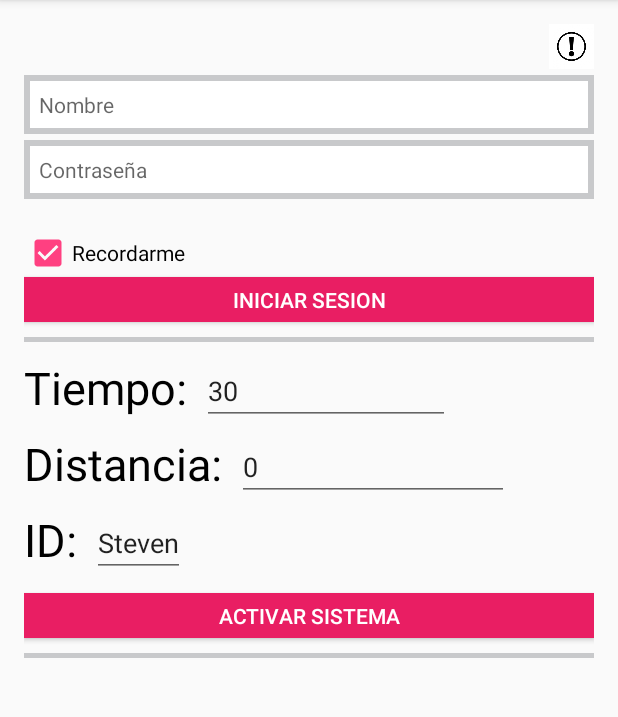
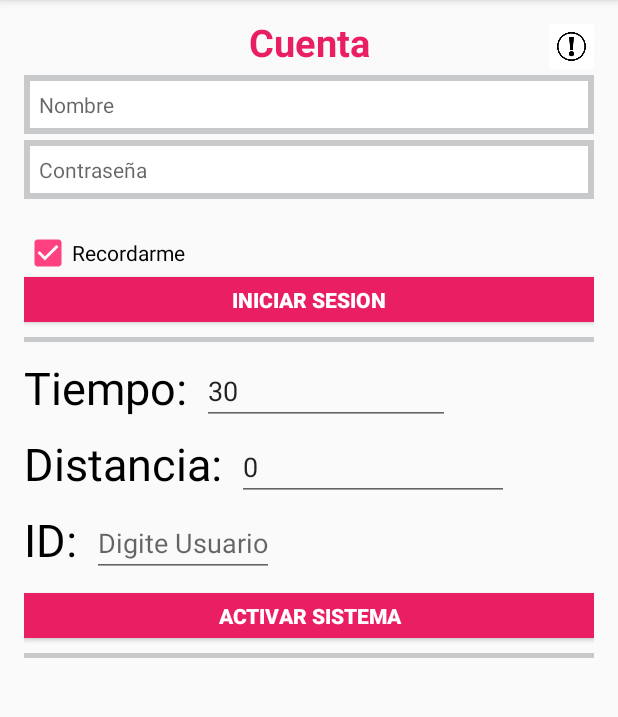
Before and after one commit to SALLN/LocalizacionMovil, an Android app: the screen it shows after launch (MainActivity), on a phone screen of 412 x 824 dp, the part 84-801 px from its top. Run offline under Robolectric (Android 15) with nearby library versions, the phone set to English and light mode, and no system bars.

Commit message:
Noche Sabado 23 julio

```diff
--- a/app/src/main/java/prueba/app/llerena/steven/com/localizacionmovil/MainActivity.java
+++ b/app/src/main/java/prueba/app/llerena/steven/com/localizacionmovil/MainActivity.java
@@ -1,6 +1,7 @@
 package prueba.app.llerena.steven.com.localizacionmovil;
 
 import android.app.Activity;
+import android.graphics.Point;
 import android.os.Bundle;
 import android.Manifest;
 import android.app.AlertDialog;
@@ -54,6 +55,7 @@ import android.widget.TextView;
 import android.widget.Toast;
 import android.widget.ViewFlipper;
 import com.google.android.gms.maps.GoogleMap;
+import com.google.android.gms.maps.Projection;
 import com.google.android.gms.maps.model.LatLng;
 import com.google.android.gms.maps.model.MarkerOptions;
 import java.io.BufferedOutputStream;
@@ -114,34 +116,20 @@ public class MainActivity extends AppCompatActivity implements OnMapReadyCallbac
         super.onCreate(savedInstanceState);
         prefs = getSharedPreferences("MisPreferencias",Context.MODE_PRIVATE);
         editor = prefs.edit();
-//        long MillisActual = Calendar.getInstance().getTimeInMillis();
-//        long MillisViejos = prefs.getLong("INICIADO5",(long) 0);
-//
-//        if (MillisActual-MillisViejos<500) {
-//        finish();
-//        int p = android.os.Process.myPid();
-//        android.os.Process.killProcess(p);        }
 
         setContentView(R.layout.flipper);
-
-
-        //Notificacion();
-
-        //IntentFilter filter = new IntentFilter(Intent.ACTION_BATTERY_CHANGED);
-        //registerReceiver(battery_receiver, filter);
-        //handler = new Handler();
-        //handler.postDelayed(updateData2,500);
 
         vf = (ViewFlipper) findViewById(R.id.viewFlipper);
         vf.setOnTouchListener(new ListenerTouchViewFlipper());
 
-        SupportMapFragment mapFragment = (SupportMapFragment) getSupportFragmentManager()
-                .findFragmentById(R.id.map);
+        SupportMapFragment mapFragment = (SupportMapFragment) getSupportFragmentManager().findFragmentById(R.id.map);
         mapFragment.getMapAsync(this);
 
         Inicializar();
-        BotonEntrar(null);
 
+        String usu = prefs.getString("ID", "Usuariooo");
+        if (usu.equals("Usuariooo")){            GuardarUsuario();      }
+        else { edit_idvehiculo.setText(prefs.getString("ID","Usuario")); BotonEntrar(null); }
     }
 
     @Override
@@ -161,21 +149,21 @@ public class MainActivity extends AppCompatActivity implements OnMapReadyCallbac
     public void onMapReady(GoogleMap map) {
         // Add a marker in Sydney, Australia, and move the camera.
         mMap = map;
+
 //        LatLng sydney = new LatLng(-34, 151);
 //        mMap.addMarker(new MarkerOptions().position(sydney).title("Marker in Sydney"));
 //        mMap.moveCamera(CameraUpdateFactory.newLatLngZoom(sydney,10));
-
+        mMap.setOnMapClickListener(new GoogleMap.OnMapClickListener() {
+            public void onMapClick(LatLng point) {
+                Toast.makeText(
+                        MainActivity.this,
+                        "Click\n" +
+                                "Lat: " + point.latitude + "\n" +
+                                "Lng: " + point.longitude + "\n",
+                        Toast.LENGTH_SHORT).show();
+            }
+        });
     }
-
-    private Runnable updateData = new Runnable(){
-
-        public void run(){
-            if (MarkerGoogle){
-            CargarCoordenadas cargar = new CargarCoordenadas();
-            cargar.execute();
-            handler.postDelayed(updateData,2000);       }
-        }
-    };
 
     private class ListenerTouchViewFlipper implements View.OnTouchListener{
 
@@ -296,9 +284,10 @@ public class MainActivity extends AppCompatActivity implements OnMapReadyCallbac
 
         tiempo_espera = Integer.parseInt(edit_tiempo.getText().toString()) * 1000;
         metros_espera = Integer.parseInt(edit_distancia.getText().toString());
-
         ID_VEHICULO = edit_idvehiculo.getText().toString();
 
+        editor.putInt("Tiempo",tiempo_espera);
+        editor.putInt("Metros",metros_espera);
         editor.putString("ID", ID_VEHICULO);
         editor.commit();
 
@@ -487,7 +476,7 @@ public class MainActivity extends AppCompatActivity implements OnMapReadyCallbac
                 inc.setText("");
                 nombre.setEnabled(false);
                 contra.setEnabled(false);
-            if (!Sistema_Activado){                ActivarSistema(null);            }
+            if (!Sistema_Activado){                ActivarSistema(null);          }
 
         }else if(respuestaservidor.equals("NO")){
             inc.setText("Usuario o contraseña Incorrectos");
@@ -774,7 +763,9 @@ public class MainActivity extends AppCompatActivity implements OnMapReadyCallbac
         edit_tiempo= (EditText) findViewById(R.id.tiempo);
         edit_distancia= (EditText) findViewById(R.id.distancia);
         edit_idvehiculo= (EditText) findViewById(R.id.id_vehiculo);
-        edit_idvehiculo.setText(prefs.getString("ID", "Steven"));
+
+        edit_tiempo.setText(String.valueOf(prefs.getInt("Tiempo",30)));
+        edit_distancia.setText(String.valueOf(prefs.getInt("Metros",0)));
 
         textrespuesta = (TextView) findViewById(R.id.respuesta);
 
@@ -786,7 +777,33 @@ public class MainActivity extends AppCompatActivity implements OnMapReadyCallbac
         LocListenerRed = new MyLocationListenerRed();
     }
 
-    public void texto_ombe(){    edit_idvehiculo.setText(textbateria);    }
+    public void GuardarUsuario(){
+
+        AlertDialog.Builder alertDialog = new AlertDialog.Builder(MainActivity.this);
+        alertDialog.setTitle("Usuario");
+        alertDialog.setMessage("¿Cual es tu nombre? (Con este nombre seras identificado en el sistema)");
+
+        final EditText input = new EditText(MainActivity.this);
+        LinearLayout.LayoutParams lp = new LinearLayout.LayoutParams(
+                LinearLayout.LayoutParams.MATCH_PARENT,
+                LinearLayout.LayoutParams.MATCH_PARENT);
+        input.setLayoutParams(lp);
+        alertDialog.setView(input);
+        alertDialog.setIcon(R.mipmap.iconusuario);
+        alertDialog.setPositiveButton("ACEPTAR",
+                new DialogInterface.OnClickListener() {
+                    public void onClick(DialogInterface dialog, int which) {
+
+                        editor.putString("ID",input.getText().toString());
+                        editor.commit();
+                        edit_idvehiculo.setText(input.getText().toString());
+                        BotonEntrar(null);
+                    }
+                });
+
+
+        alertDialog.show();
+    }
 
     @Override
     public boolean onCreateOptionsMenu(Menu menu) {
@@ -852,33 +869,15 @@ public class MainActivity extends AppCompatActivity implements OnMapReadyCallbac
         return super.onOptionsItemSelected(item);
     }
 
-    private Runnable updateData2 = new Runnable(){
-
+    private Runnable updateData = new Runnable(){
         public void run(){
-            handler.postDelayed(updateData2,1000);
+            if (MarkerGoogle){
+                CargarCoordenadas cargar = new CargarCoordenadas();
+                cargar.execute();  handler.postDelayed(updateData,2000);
+            }
         }
     };
 
-    private BroadcastReceiver battery_receiver = new BroadcastReceiver() {
-
-        @Override
-        public void onReceive(Context context, Intent intent) {
-            int plugged = intent.getIntExtra("plugged", -1);
-            if (plugged==1){
-
-               // Toast.makeText(getBaseContext(),"ENCHUFADO CON AC",Toast.LENGTH_SHORT).show();
-            }else {
-                //Toast.makeText(getBaseContext(),"ENCHUFADO CON DC O NO ENCHUFADO",Toast.LENGTH_SHORT).show();
-            }
-            int rawlevel = intent.getIntExtra("level", -1);
-            int level = 0;
-
-            Bundle bundle = intent.getExtras();
-
-            //Log.i("BatteryLevel", bundle.toString());
 
 
-        }
-    };
-
 }
--- a/app/src/main/res/layout/activity_main.xml
+++ b/app/src/main/res/layout/activity_main.xml
@@ -21,64 +21,89 @@
 
 
     <ImageView
+        android:id="@+id/imagen"
         android:layout_width="30dp"
         android:layout_height="30dp"
+
+        android:layout_alignParentEnd="true"
+        android:layout_alignParentTop="true"
+
         android:src="@drawable/signo"
         android:clickable="true"
+
         android:onClick="Click_Imagen"
-        android:layout_alignParentRight="true"
-        android:layout_alignParentTop="true"
-        android:id="@+id/imagen"
+        />
+
+    <TextView
+
+        android:id="@+id/text33"
+        android:layout_width="match_parent"
+        android:layout_height="wrap_content"
+
+        android:layout_marginTop="-5dp"
+
+        android:text="Cuenta"
+        android:textSize="25dp"
+        android:textAlignment="center"
+        android:textColor="@color/rojodialog"
+        android:textStyle="bold"
         />
 
     <EditText
         android:id="@+id/nombre_input"
         android:layout_width="match_parent"
         android:layout_height="wrap_content"
+        android:layout_below="@+id/imagen"
+
         android:layout_centerHorizontal="true"
         android:layout_marginTop="@dimen/normal_padding"
         android:background="@drawable/edit_text_border"
-        android:ems="10"
         android:hint="@string/nombre_input"
         android:inputType="textPersonName"
         android:padding="@dimen/edit_text_padding"
-        android:layout_below="@+id/imagen"
-        android:textAppearance="?android:attr/textAppearanceSmall" />
+        android:textAppearance="?android:attr/textAppearanceSmall"
+        />
 
     <EditText
         android:id="@+id/contrasena_input"
         android:layout_width="match_parent"
         android:layout_height="wrap_content"
         android:layout_below="@+id/nombre_input"
-        android:layout_centerHorizontal="true"
+
         android:layout_marginBottom="@dimen/padding_between"
         android:layout_marginTop="@dimen/normal_padding"
+        android:padding="@dimen/edit_text_padding"
+
         android:background="@drawable/edit_text_border"
-        android:ems="10"
+        android:layout_centerHorizontal="true"
         android:hint="@string/contrasena_input"
         android:inputType="textPassword"
-        android:padding="@dimen/edit_text_padding"
-        android:textAppearance="?android:attr/textAppearanceSmall" />
+        android:textAppearance="?android:attr/textAppearanceSmall"
+        />
 
     <CheckBox
         android:id="@+id/recordar_check"
         android:layout_width="wrap_content"
         android:layout_height="wrap_content"
+        android:layout_below="@+id/contrasena_input"
+
         android:layout_alignLeft="@+id/contrasena_input"
         android:layout_alignStart="@+id/contrasena_input"
-        android:layout_below="@+id/contrasena_input"
+
         android:checked="true"
-        android:text="@string/recordar_check" />
-
+        android:text="@string/recordar_check"
+        />
 
 
     <TextView
         android:id="@+id/incorrecto"
         android:layout_width="wrap_content"
         android:layout_height="wrap_content"
+        android:layout_below="@+id/contrasena_input"
+
+        android:layout_marginTop="-10dp"
         android:layout_alignStart="@+id/contrasena_input"
-        android:layout_below="@+id/contrasena_input"
-        android:layout_marginTop="-10dp"
+
         android:text="@string/olvidar_text2"
         android:textColor="@color/Rojo"
         android:textStyle="bold"
@@ -89,11 +114,15 @@
         android:id="@+id/entrar_boton"
         android:layout_width="match_parent"
         android:layout_height="30dp"
+        android:layout_below="@+id/recordar_check"
+
         android:text="@string/entrar_boton"
         android:textColor="@android:color/white"
+        android:textStyle="bold"
+
         android:background="@color/rojodialog"
+
         android:onClick="BotonEntrar"
-        android:layout_below="@+id/recordar_check"
         />
 
     <View
@@ -101,104 +130,122 @@
         android:layout_width="match_parent"
         android:layout_height="3dp"
         android:layout_below="@+id/entrar_boton"
+
         android:layout_marginTop="10dp"
-        android:background="#C8C9CB" />
+
+        android:background="#C8C9CB"
+        />
 
 
     <TextView
+        android:id="@+id/text1"
         android:layout_width="wrap_content"
         android:layout_height="wrap_content"
+        android:layout_below="@id/divider"
+
+        android:layout_marginTop="10dp"
+
         android:text="Tiempo:"
-        android:id="@+id/text1"
         android:textSize="30dp"
-        android:layout_below="@id/divider"
-        android:layout_marginTop="10dp"
         android:textColor="@color/Negro"
         />
 
     <EditText
+        android:id="@+id/tiempo"
         android:layout_width="wrap_content"
         android:layout_height="wrap_content"
+        android:layout_below="@id/divider"
+
+        android:layout_marginStart="10dp"
+        android:layout_marginTop="10dp"
+        android:layout_toEndOf="@+id/text1"
+
+        android:singleLine="true"
         android:hint="Digite Tiempo (seg)"
-        android:layout_toRightOf="@+id/text1"
-        android:layout_marginLeft="10dp"
-        android:id="@+id/tiempo"
-        android:layout_below="@id/divider"
-        android:layout_marginTop="10dp"
-        android:singleLine="true"
-        android:text="30"
         />
 
-
     <TextView
+        android:id="@+id/text2"
         android:layout_width="wrap_content"
         android:layout_height="wrap_content"
+        android:layout_below="@+id/text1"
+
+        android:layout_marginTop="10dp"
+
+        android:textSize="30dp"
         android:text="Distancia:"
-        android:id="@+id/text2"
-        android:layout_below="@+id/text1"
-        android:textSize="30dp"
-        android:layout_marginTop="10dp"
         android:textColor="@color/Negro"
         />
 
     <EditText
+        android:id="@+id/distancia"
         android:layout_width="wrap_content"
         android:layout_height="wrap_content"
+        android:layout_below="@+id/text1"
+
+        android:layout_marginTop="10dp"
+        android:layout_marginStart="10dp"
+        android:layout_toEndOf="@+id/text2"
+
         android:hint="Digite distancia (mts)"
-        android:layout_below="@+id/text1"
-        android:layout_toRightOf="@+id/text2"
-        android:layout_marginLeft="10dp"
-        android:id="@+id/distancia"
-        android:layout_marginTop="10dp"
         android:singleLine="true"
-        android:text="0"
         />
 
     <TextView
+        android:id="@+id/text3"
         android:layout_width="wrap_content"
         android:layout_height="wrap_content"
+        android:layout_below="@+id/text2"
+
+        android:layout_marginTop="10dp"
+
         android:text="ID:"
-        android:id="@+id/text3"
         android:textSize="30dp"
-        android:layout_below="@+id/text2"
-        android:layout_marginTop="10dp"
         android:textColor="@color/Negro"
         />
 
     <EditText
+        android:id="@+id/id_vehiculo"
         android:layout_width="wrap_content"
         android:layout_height="wrap_content"
-        android:text="Steven"
-        android:layout_toRightOf="@+id/text3"
-        android:layout_marginLeft="10dp"
         android:layout_below="@+id/text2"
-        android:id="@+id/id_vehiculo"
+
         android:layout_marginTop="10dp"
+        android:layout_marginStart="10dp"
+        android:layout_toEndOf="@+id/text3"
+
         android:singleLine="true"
+        android:hint="Digite Usuario"
         />
 
     <Button
+        android:id="@+id/botonactivar"
         android:layout_width="match_parent"
         android:layout_height="30dp"
+        android:layout_below="@id/text3"
+
+        android:layout_marginTop="15dp"
+
         android:text="ACTIVAR SISTEMA"
-        android:id="@+id/botonactivar"
-        android:onClick="ActivarSistema"
-        android:layout_below="@id/text3"
-        android:layout_marginTop="15dp"
         android:textColor="@android:color/white"
+        android:textStyle="bold"
+
         android:background="@color/rojodialog"
 
+        android:onClick="ActivarSistema"
         />
-
 
     <View
         android:id="@+id/divider2"
         android:layout_width="match_parent"
         android:layout_height="3dp"
+        android:layout_below="@+id/botonactivar"
+
         android:layout_marginBottom="@dimen/padding_between"
-        android:layout_below="@+id/botonactivar"
         android:layout_marginTop="10dp"
-        android:background="#C8C9CB" />
+
+        android:background="#C8C9CB"
+        />
 
 </RelativeLayout>
 
--- a/app/src/main/res/layout/config_mapa.xml
+++ b/app/src/main/res/layout/config_mapa.xml
@@ -64,9 +64,7 @@
         android:id="@+id/respuesta"
         android:layout_below="@+id/divider56"
         android:textSize="30dp"
-        android:textColor="@color/Rojo"/>
-    <!--android:visibility="invisible"-->
-
-
+        android:textColor="@color/Rojo"
+        android:visibility="invisible"/>
 
 </RelativeLayout>
```
Also changed, not shown: app/src/main/iconusuario-web.png (added), app/src/main/res/mipmap-hdpi/iconusuario.png (added), app/src/main/res/mipmap-mdpi/iconusuario.png (added), app/src/main/res/mipmap-xhdpi/iconusuario.png (added), app/src/main/res/mipmap-xxhdpi/iconusuario.png (added), app/src/main/res/mipmap-xxxhdpi/iconusuario.png (added). Lines whose indentation alone changed are shown as unchanged.
